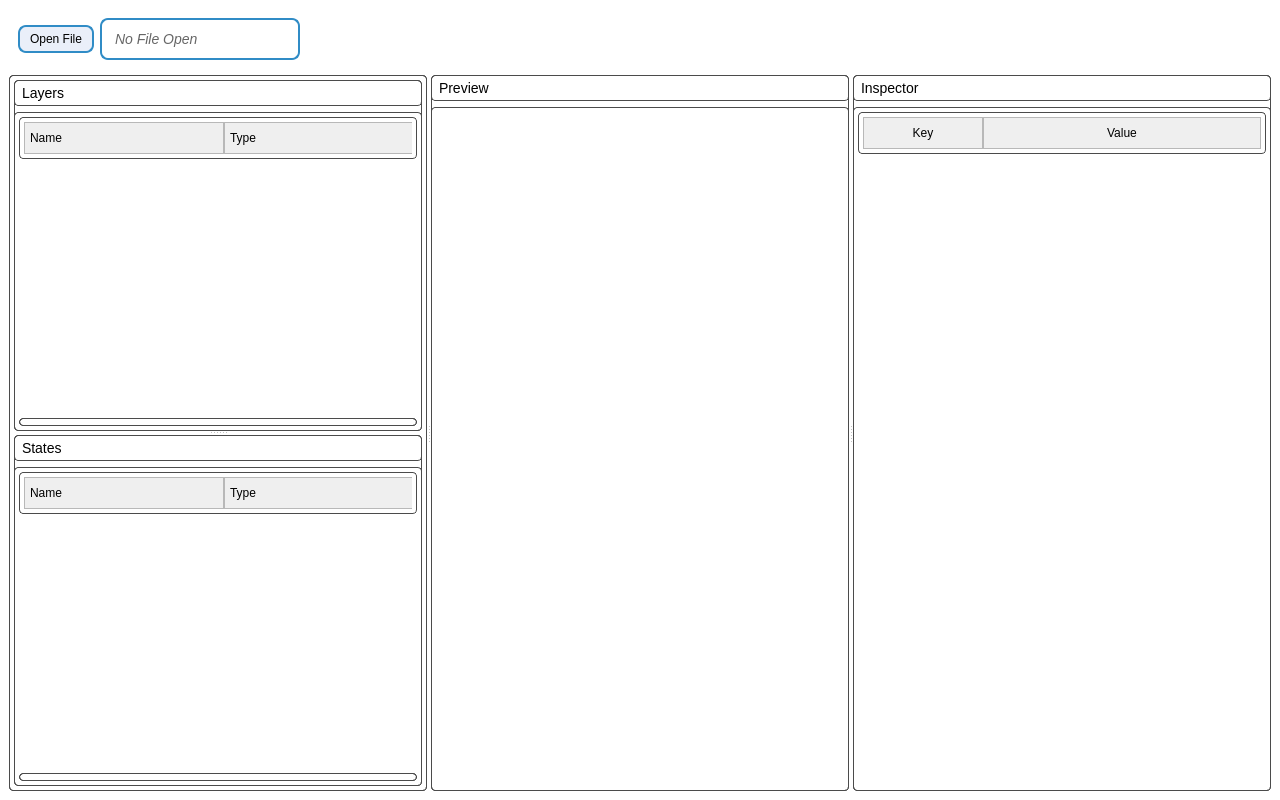
Old version of the form ui/mainwindow.ui in the repository squairdev/OpenPoster.
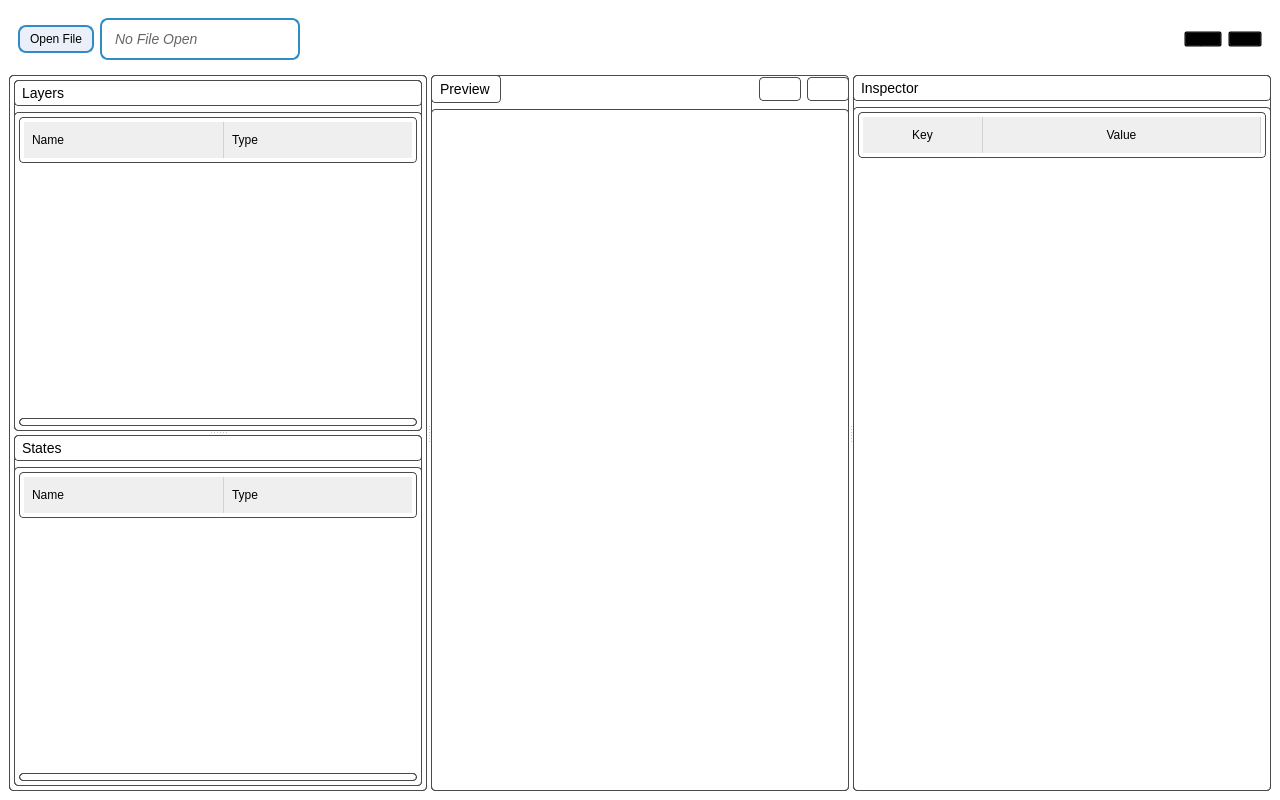
New version of the form. Custom widgets are drawn as their Qt base class.

```diff
--- a/ui/mainwindow.ui
+++ b/ui/mainwindow.ui
@@ -343,8 +343,10 @@
 QHeaderView::section {
     background-color: palette(button);
     color: palette(text);
-    padding: 5px;
-    border: 1px solid palette(mid);
+    padding: 8px;
+    border: none;
+    border-right: 1px solid rgba(120, 120, 120, 60);
+    border-bottom: none;
     height: 30px;
 }
 
@@ -363,6 +365,71 @@
     border-radius: 6px;
     padding: 5px 10px;
 }
+
+QLabel[objectName="previewLabel"] {
+    font-size: 14px; 
+    padding: 5px;
+}
+
+QPushButton[objectName="editButton"] {
+    border: none; 
+    background-color: transparent;
+}
+
+QPushButton[objectName="editButton"]:hover {
+    background-color: rgba(128, 128, 128, 30);
+    border-radius: 20px;
+}
+
+QPushButton[objectName="editButton"]:checked {
+    background-color: rgba(0, 120, 215, 50);
+    border-radius: 20px;
+}
+
+QPushButton[objectName="playButton"] {
+    border: none; 
+    background-color: transparent;
+}
+
+QPushButton[objectName="playButton"]:hover {
+    background-color: rgba(128, 128, 128, 50);
+    border-radius: 20px;
+}
+
+QPushButton[objectName="settingsButton"] {
+    border: none; 
+    background-color: transparent;
+}
+
+QPushButton[objectName="settingsButton"]:hover {
+    background-color: rgba(128, 128, 128, 30);
+    border-radius: 20px;
+}
+
+QPushButton[objectName="exportButton"] {
+    border: 1px solid gray;
+    border-radius: 8px;
+    padding: 5px 10px;
+}
+
+QPushButton[objectName="exportButton"]:hover {
+    background-color: rgba(128, 128, 128, 30);
+}
+
+QTableWidget {
+    border: none;
+    background-color: transparent;
+    gridline-color: transparent;
+}
+
+QTableWidget::item { 
+    padding: 8px;
+    min-height: 30px;
+}
+
+QTableWidget::item:first-column {
+    border-right: 1px solid rgba(120, 120, 120, 60);
+}
 </string>
   </property>
   <widget class="QWidget" name="centralwidget">
@@ -435,6 +502,44 @@
          </property>
         </spacer>
        </item>
+       <item>
+        <widget class="QPushButton" name="exportButton">
+         <property name="text">
+          <string>Export</string>
+         </property>
+         <property name="toolTip">
+          <string>Export</string>
+         </property>
+         <property name="iconSize">
+          <size>
+           <width>18</width>
+           <height>18</height>
+          </size>
+         </property>
+         <property name="fixedHeight">
+          <number>35</number>
+         </property>
+        </widget>
+       </item>
+       <item>
+        <widget class="QPushButton" name="settingsButton">
+         <property name="toolTip">
+          <string>Settings</string>
+         </property>
+         <property name="fixedSize">
+          <size>
+           <width>35</width>
+           <height>35</height>
+          </size>
+         </property>
+         <property name="iconSize">
+          <size>
+           <width>18</width>
+           <height>18</height>
+          </size>
+         </property>
+        </widget>
+       </item>
       </layout>
      </widget>
     </item>
@@ -610,11 +715,72 @@
        </property>
        <layout class="QVBoxLayout" name="previewLayout">
         <item>
-         <widget class="QLabel" name="previewLabel">
-          <property name="text">
-           <string>Preview</string>
-          </property>
-         </widget>
+         <layout class="QHBoxLayout" name="previewHeaderLayout_ui">
+          <item>
+           <widget class="QLabel" name="previewLabel">
+            <property name="text">
+             <string>Preview</string>
+            </property>
+            <property name="styleSheet">
+             <string>font-size: 14px; padding: 5px;</string>
+            </property>
+           </widget>
+          </item>
+          <item>
+           <spacer name="previewHeaderSpacer">
+            <property name="orientation">
+             <enum>Qt::Horizontal</enum>
+            </property>
+            <property name="sizeHint" stdset="0">
+             <size>
+              <width>40</width>
+              <height>20</height>
+             </size>
+            </property>
+           </spacer>
+          </item>
+          <item>
+           <widget class="QPushButton" name="editButton">
+            <property name="toolTip">
+             <string>Toggle Edit Mode</string>
+            </property>
+            <property name="fixedSize">
+             <size>
+              <width>40</width>
+              <height>40</height>
+             </size>
+            </property>
+            <property name="iconSize">
+             <size>
+              <width>24</width>
+              <height>24</height>
+             </size>
+            </property>
+            <property name="checkable">
+             <bool>true</bool>
+            </property>
+           </widget>
+          </item>
+          <item>
+           <widget class="QPushButton" name="playButton">
+            <property name="toolTip">
+             <string>Play/Pause Animations</string>
+            </property>
+            <property name="fixedSize">
+             <size>
+              <width>40</width>
+              <height>40</height>
+             </size>
+            </property>
+            <property name="iconSize">
+             <size>
+              <width>32</width>
+              <height>32</height>
+             </size>
+            </property>
+           </widget>
+          </item>
+         </layout>
         </item>
         <item>
          <widget class="CustomGraphicsView" name="graphicsView">
@@ -660,6 +826,18 @@
           <property name="columnCount">
            <number>2</number>
           </property>
+          <property name="showGrid">
+           <bool>false</bool>
+          </property>
+          <property name="frameShape">
+           <enum>QFrame::NoFrame</enum>
+          </property>
+          <property name="frameShadow">
+           <enum>QFrame::Plain</enum>
+          </property>
+          <attribute name="verticalHeaderVisible">
+           <bool>false</bool>
+          </attribute>
           <attribute name="horizontalHeaderMinimumSectionSize">
            <number>100</number>
           </attribute>
```
Left out of the diff: 6 changed lines with no effect on the pictures.
